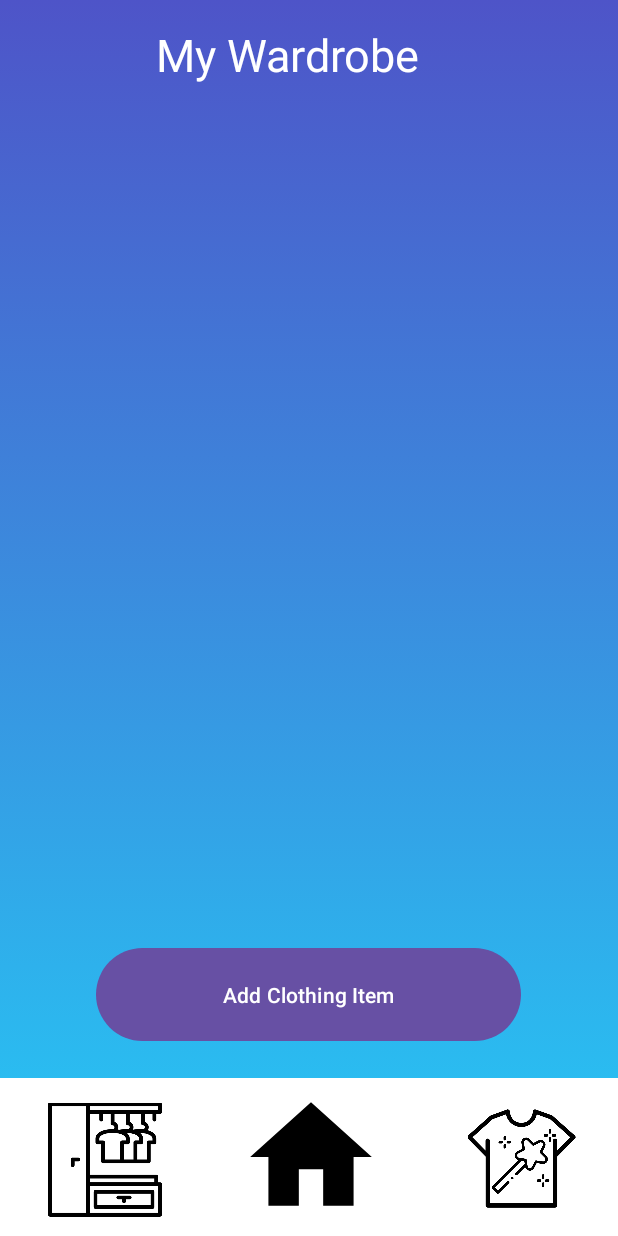
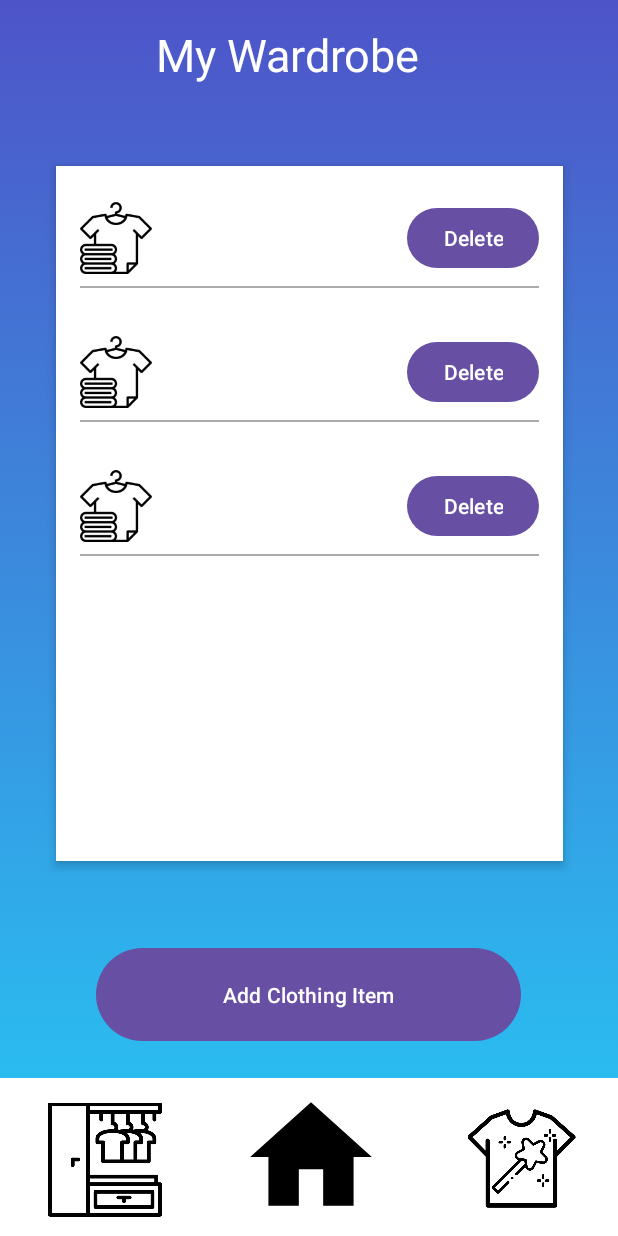
Before and after one commit to QueSchoenenberger/FashMe, an Android app: the layout activity_wardrobe.xml on its own in the app's theme, with its tools: preview values and no code run, on a phone screen of 412 x 824 dp. Run offline under Robolectric (Android 15) with nearby library versions, the phone set to English and light mode, and no system bars; network calls fail.

Commit message:
add delete button for list

```diff
--- a/app/src/main/java/com/lepquold/MainActivity.java
+++ b/app/src/main/java/com/lepquold/MainActivity.java
@@ -20,6 +20,7 @@ public class MainActivity extends AppCompatActivity {
         super.onCreate(savedInstanceState);
         // Assuming you have a layout file named "activity_main.xml"
         setContentView(R.layout.activity_main);
+
     }
 
     // Lifecycle methods
--- /dev/null
+++ b/app/src/main/java/com/lepquold/service/OnDeleteClickListener.java
@@ -0,0 +1,5 @@
+package com.lepquold.service;
+
+public interface OnDeleteClickListener {
+    void onDeleteClick(int position);
+}
--- a/app/src/main/res/layout/activity_wardrobe.xml
+++ b/app/src/main/res/layout/activity_wardrobe.xml
@@ -8,13 +8,20 @@
 
     <androidx.recyclerview.widget.RecyclerView
         android:id="@+id/recyclerViewClothes"
-        android:layout_width="0dp"
-        android:layout_height="0dp"
+        android:layout_width="338dp"
+        android:layout_height="463dp"
+        android:background="@android:color/white"
+        android:clipToPadding="false"
+        android:divider="@android:color/darker_gray"
+        android:dividerHeight="1dp"
+        android:elevation="4dp"
+        android:paddingTop="8dp"
+        android:paddingBottom="8dp"
+        app:layout_constraintBottom_toTopOf="@+id/button"
+        app:layout_constraintEnd_toEndOf="parent"
+        app:layout_constraintStart_toStartOf="parent"
         app:layout_constraintTop_toBottomOf="@+id/titel"
-        app:layout_constraintBottom_toTopOf="@+id/button"
-        app:layout_constraintStart_toStartOf="parent"
-        app:layout_constraintEnd_toEndOf="parent"
-        tools:listitem="@layout/clothing_list_item"/>
+        tools:listitem="@layout/clothing_list_item" />
 
     <TextView
         android:id="@+id/titel"
--- a/app/src/main/res/layout/clothing_list_item.xml
+++ b/app/src/main/res/layout/clothing_list_item.xml
@@ -1,16 +1,53 @@
 <?xml version="1.0" encoding="utf-8"?>
-<androidx.constraintlayout.widget.ConstraintLayout xmlns:android="http://schemas.android.com/apk/res/android"
+<LinearLayout xmlns:android="http://schemas.android.com/apk/res/android"
     android:layout_width="match_parent"
-    android:layout_height="60dp">
+    android:layout_height="wrap_content"
+    android:orientation="vertical"
+    android:padding="16dp">
 
-    <TextView
-        android:id="@+id/descriptionTextView"
-        android:layout_width="wrap_content"
+    <LinearLayout
+        android:layout_width="match_parent"
         android:layout_height="wrap_content"
-        android:textSize="18sp"
-        android:textColor="@android:color/black"
-        android:padding="8dp"
+        android:orientation="horizontal"
+        android:gravity="center_vertical">
 
-        />
+        <ImageView
+            android:id="@+id/clothingIcon"
+            android:layout_width="48dp"
+            android:layout_height="48dp"
+            android:src="@drawable/item_icon"/>
 
-</androidx.constraintlayout.widget.ConstraintLayout>
+        <LinearLayout
+            android:layout_width="0dp"
+            android:layout_height="wrap_content"
+            android:layout_weight="1"
+            android:orientation="vertical"
+            android:layout_marginStart="16dp">
+
+            <TextView
+                android:id="@+id/descriptionTextView"
+                android:layout_width="wrap_content"
+                android:layout_height="wrap_content"
+                android:textSize="18sp"
+                android:textColor="@android:color/black"
+                android:textStyle="bold"
+                android:layout_marginBottom="4dp"/>
+
+
+        </LinearLayout>
+
+        <Button
+            android:id="@+id/deleteButton"
+            android:layout_width="wrap_content"
+            android:layout_height="wrap_content"
+            android:text="Delete"
+            android:onClick="onDeleteButtonClick"/>
+    </LinearLayout>
+
+    <View
+        android:layout_width="match_parent"
+        android:layout_height="1dp"
+        android:background="@android:color/darker_gray"
+        android:layout_marginTop="8dp"/>
+
+</LinearLayout>
```
Also changed, not shown: app/src/main/java/com/lepquold/WardrobeActivity.java (+49 -1 lines), app/src/main/java/com/lepquold/helper/ClothingAdapter.java (+21 -1 lines), app/src/main/res/drawable/item_icon.png (added).
